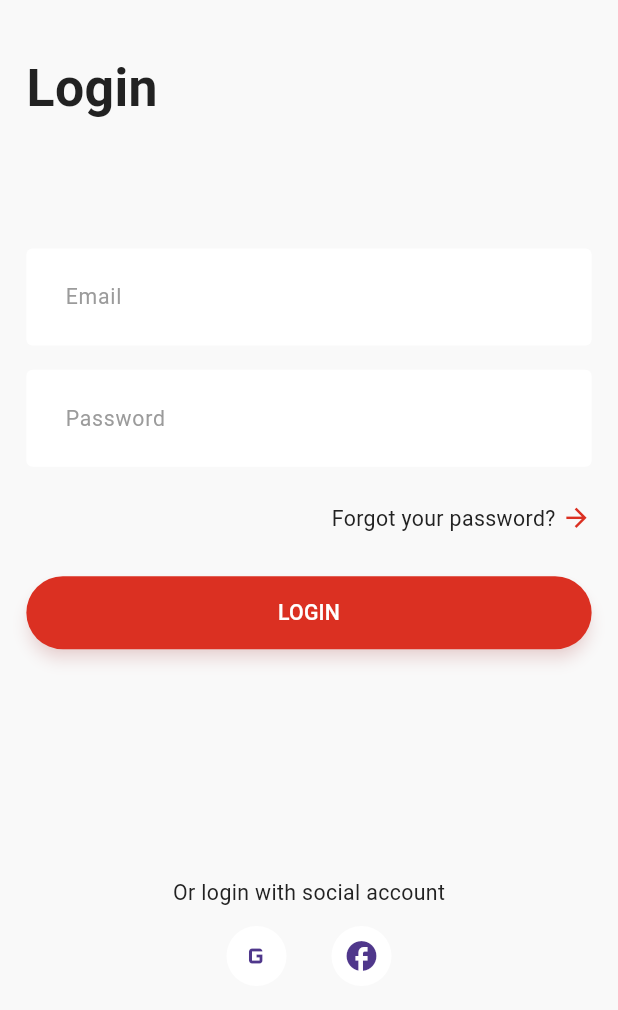
After one commit to ahmed2ismail/e_commerce_pro, a Flutter app: the screen it shows after launch, after a tap on "Already have an account?", on a phone screen of 412 x 824 dp. The commit adds this screen. Shown: the top 1010 px of the screen. Run offline on Flutter 3.47's test engine with Material 3 defaults, Android fonts, the phone set to English and light mode, and no system bars; our stand-ins replace device_preview, flutter_screenutil; Roboto replaces fonts that are missing (Metropolis).

Commit message:
feat: implement Login screen UI and add navigation from Sign Up

```diff
--- /dev/null
+++ b/lib/feature/auth/presentation/views/login_view.dart
@@ -0,0 +1,86 @@
+import 'package:flutter/material.dart';
+import 'package:flutter_screenutil/flutter_screenutil.dart';
+import '../../../../core/widgets/custom_button.dart';
+import '../../../../core/widgets/custom_text_form_field.dart';
+import '../../../../core/utils/app_colors.dart';
+
+class LoginView extends StatelessWidget {
+  const LoginView({super.key});
+
+  @override
+  Widget build(BuildContext context) {
+    return Scaffold(
+      body: SafeArea(
+        child: SingleChildScrollView(
+          child: Padding(
+            padding: EdgeInsets.symmetric(horizontal: 16.w),
+            child: Column(
+              crossAxisAlignment: CrossAxisAlignment.start,
+              children: [
+                SizedBox(height: 34.h),
+                Text(
+                  'Login',
+                  style: TextStyle(
+                    fontSize: 34.sp,
+                    fontWeight: FontWeight.bold,
+                    color: AppColors.black,
+                  ),
+                ),
+                SizedBox(height: 73.h),
+
+                const CustomTextFormField(labelText: 'Email'),
+                const CustomTextFormField(
+                  labelText: 'Password',
+                  obscureText: true,
+                ),
+
+                SizedBox(height: 16.h),
+
+                // زرار Forgot your password?
+                Align(
+                  alignment: Alignment.centerRight,
+                  child: Row(
+                    mainAxisSize: MainAxisSize.min,
+                    children: [
+                      Text(
+                        'Forgot your password? ',
+                        style: TextStyle(fontSize: 14.sp, color: AppColors.black),
+                      ),
+                      Icon(Icons.arrow_forward, color: AppColors.primaryRed, size: 20.sp),
+                    ],
+                  ),
+                ),
+
+                SizedBox(height: 28.h),
+
+                // زرار الـ LOGIN الأحمر
+                CustomButton(
+                  text: 'LOGIN',
+                  onPressed: () {},
+                ),
+
+                SizedBox(height: 150.h), // مسافة أكبر شوية
+
+                Center(
+                  child: Text(
+                    'Or login with social account',
+                    style: TextStyle(fontSize: 14.sp, color: AppColors.black),
+                  ),
+                ),
+                SizedBox(height: 12.h),
+                const Row(
+                  mainAxisAlignment: MainAxisAlignment.center,
+                  children: [
+                    CircleAvatar(backgroundColor: Colors.white, child: Icon(Icons.g_mobiledata)),
+                    SizedBox(width: 30),
+                    CircleAvatar(backgroundColor: Colors.white, child: Icon(Icons.facebook)),
+                  ],
+                ),
+              ],
+            ),
+          ),
+        ),
+      ),
+    );
+  }
+}
--- a/lib/feature/auth/presentation/views/sign_up_view.dart
+++ b/lib/feature/auth/presentation/views/sign_up_view.dart
@@ -1,3 +1,4 @@
+import 'package:e_commerce_pro/feature/auth/presentation/views/login_view.dart';
 import 'package:flutter/material.dart';
 import 'package:flutter_screenutil/flutter_screenutil.dart';
 import '../../../../core/widgets/custom_button.dart';
@@ -11,11 +12,15 @@ class SignUpView extends StatelessWidget {
   Widget build(BuildContext context) {
     return Scaffold(
       body: SafeArea(
-        child: SingleChildScrollView( // عشان الشاشة ماتعملش Overflow لما الكيبورد يفتح
+        child: SingleChildScrollView(
+          // عشان الشاشة ماتعملش Overflow لما الكيبورد يفتح
           child: Padding(
-            padding: EdgeInsets.symmetric(horizontal: 16.w), // مسافة موحدة من الجنبين
+            padding: EdgeInsets.symmetric(
+              horizontal: 16.w,
+            ), // مسافة موحدة من الجنبين
             child: Column(
-              crossAxisAlignment: CrossAxisAlignment.start, // يبدأ الكلام من الشمال
+              crossAxisAlignment:
+                  CrossAxisAlignment.start, // يبدأ الكلام من الشمال
               children: [
                 SizedBox(height: 34.h), // مسافة من فوق خالص
                 Text(
@@ -27,7 +32,6 @@ class SignUpView extends StatelessWidget {
                   ),
                 ),
                 SizedBox(height: 73.h), // مسافة بين العنوان والحقول
-
                 // حقول الإدخال باستخدام الـ Custom Widgets اللي عملناها
                 const CustomTextFormField(labelText: 'Name'),
                 const CustomTextFormField(labelText: 'Email'),
@@ -35,19 +39,35 @@ class SignUpView extends StatelessWidget {
                   labelText: 'Password',
                   obscureText: true, // عشان الباسورد يظهر نجوم
                 ),
-
                 SizedBox(height: 16.h),
-
                 // سطر "Already have an account?"
-                Row(
-                  mainAxisAlignment: MainAxisAlignment.end, // الكلام يروح يمين
-                  children: [
-                    Text(
-                      'Already have an account? ',
-                      style: TextStyle(fontSize: 14.sp, color: AppColors.black),
-                    ),
-                    Icon(Icons.arrow_forward, color: AppColors.primaryRed, size: 20.sp),
-                  ],
+                GestureDetector(
+                  onTap: () {
+                    Navigator.push(
+                      context,
+                      MaterialPageRoute(
+                        builder: (context) => const LoginView(),
+                      ),
+                    );
+                  },
+                  child: Row(
+                    mainAxisAlignment:
+                        MainAxisAlignment.end, // الكلام يروح يمين
+                    children: [
+                      Text(
+                        'Already have an account? ',
+                        style: TextStyle(
+                          fontSize: 14.sp,
+                          color: AppColors.black,
+                        ),
+                      ),
+                      Icon(
+                        Icons.arrow_forward,
+                        color: AppColors.primaryRed,
+                        size: 20.sp,
+                      ),
+                    ],
+                  ),
                 ),
 
                 SizedBox(height: 28.h),
@@ -72,9 +92,15 @@ class SignUpView extends StatelessWidget {
                 const Row(
                   mainAxisAlignment: MainAxisAlignment.center,
                   children: [
-                    CircleAvatar(backgroundColor: Colors.white, child: Icon(Icons.g_mobiledata)),
+                    CircleAvatar(
+                      backgroundColor: Colors.white,
+                      child: Icon(Icons.g_mobiledata),
+                    ),
                     SizedBox(width: 30),
-                    CircleAvatar(backgroundColor: Colors.white, child: Icon(Icons.facebook)),
+                    CircleAvatar(
+                      backgroundColor: Colors.white,
+                      child: Icon(Icons.facebook),
+                    ),
                   ],
                 ),
               ],
```
